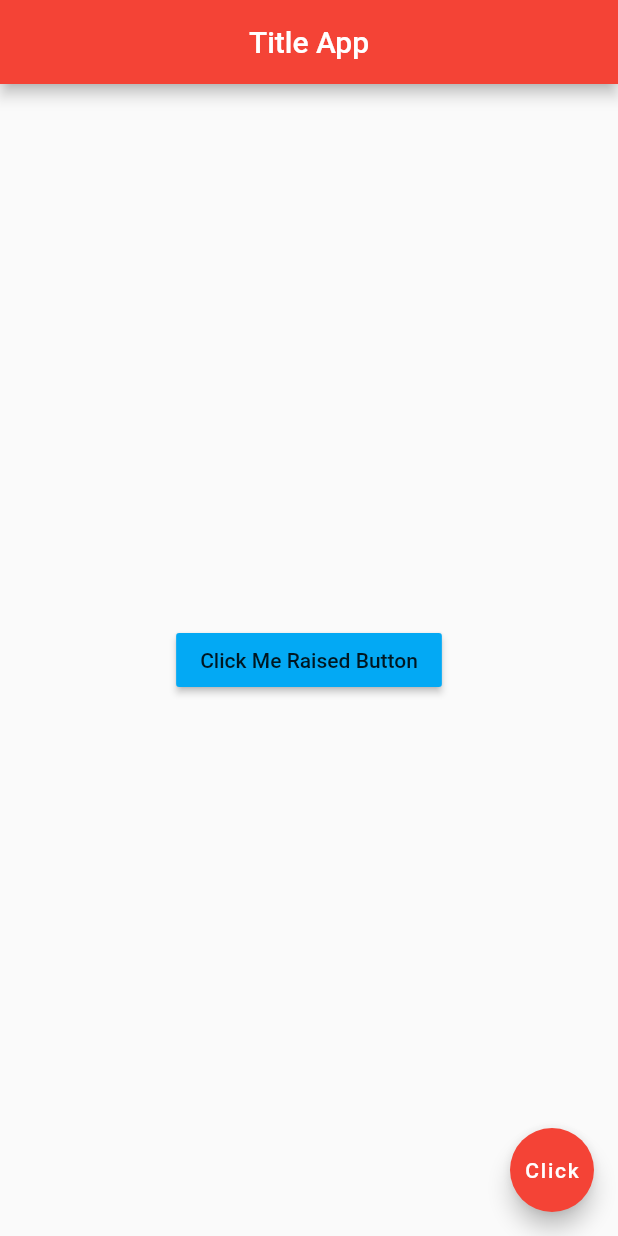
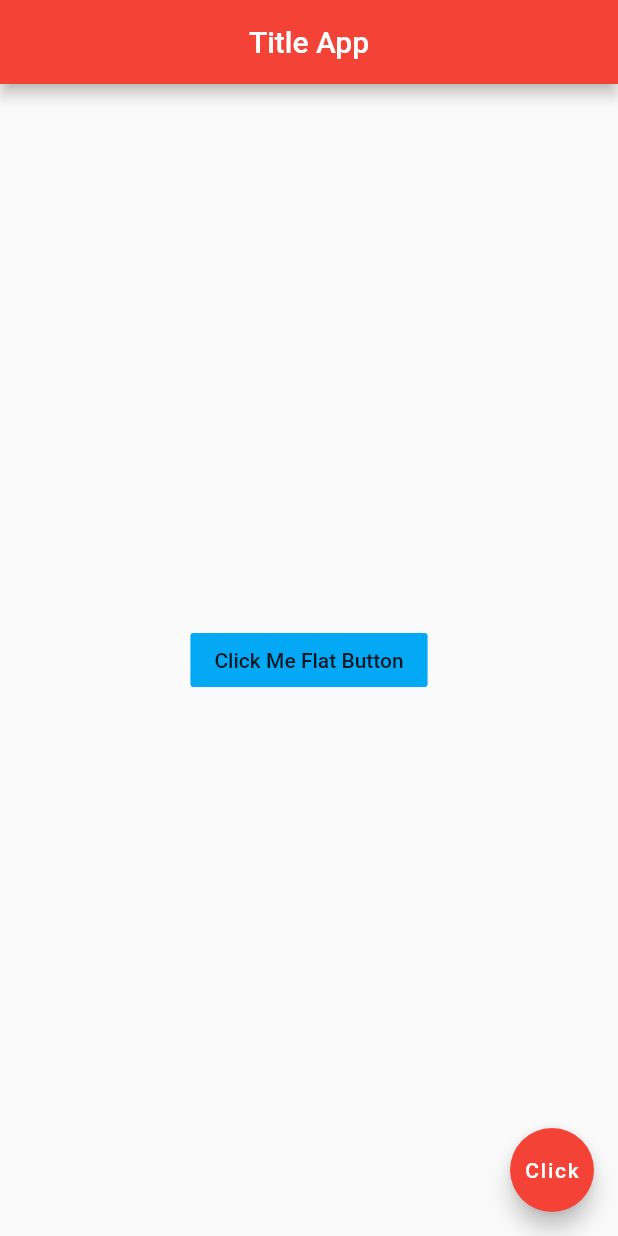
Before and after one commit to shailuhari04/FlutterFirstApp, a Flutter app: the screen it shows after launch, on a phone screen of 412 x 824 dp. Run offline on Flutter 3.47's test engine with Material 2 defaults, Android fonts, the phone set to English and light mode, and no system bars.

Commit message:
Use Of FlatButton

```diff
--- a/lib/main.dart
+++ b/lib/main.dart
@@ -17,9 +17,9 @@ class TestStateLessWidget extends StatelessWidget {
         backgroundColor: Colors.red[500],
       ),
       body: Center(
-        child: RaisedButton(
+        child: FlatButton(
           onPressed: (){},
-          child: Text("Click Me Raised Button"),
+          child: Text("Click Me Flat Button"),
           color: Colors.lightBlue,
         )
       ),
```
